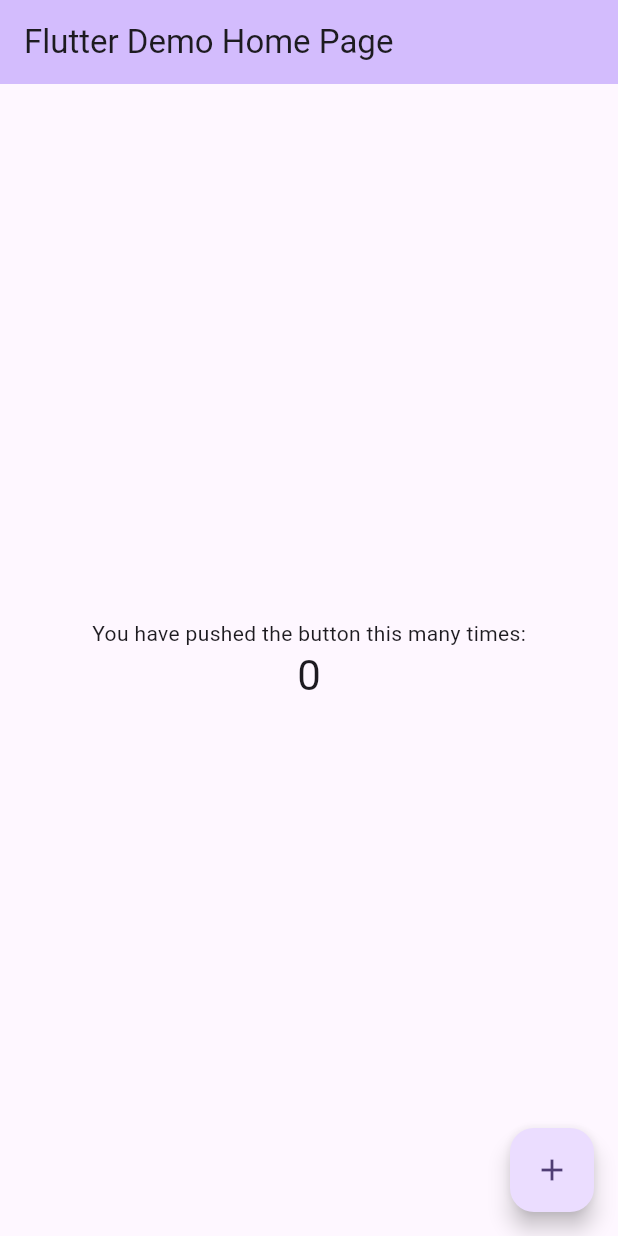
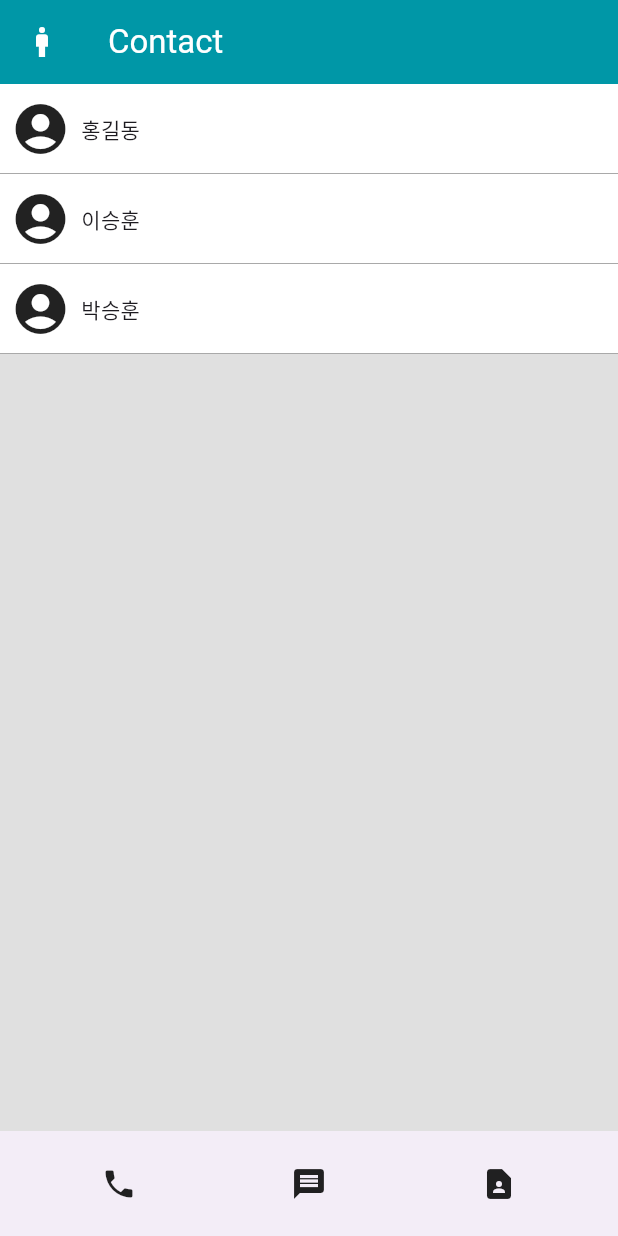
Before and after one commit to Idooru/codingapple_flutter_contact, a Flutter app: the screen it shows after launch, on a phone screen of 412 x 824 dp. Run offline on Flutter 3.47's test engine with Material 3 defaults, Android fonts, the phone set to English and light mode, and no system bars.

Commit message:
homework3 done

```diff
--- /dev/null
+++ b/lib/body.dart
@@ -0,0 +1,26 @@
+import 'package:contact/profile.dart';
+import 'package:flutter/material.dart';
+
+class Body extends StatelessWidget {
+  const Body({super.key});
+
+  @override
+  Widget build(BuildContext context) {
+    return Container(
+      color: Colors.grey[300],
+      child: ListView(
+        children: [
+          Profile(
+            name: "홍길동",
+          ),
+          Profile(
+            name: "이승훈",
+          ),
+          Profile(
+            name: "박승훈",
+          ),
+        ],
+      ),
+    );
+  }
+}
--- /dev/null
+++ b/lib/footer.dart
@@ -0,0 +1,20 @@
+import 'package:flutter/material.dart';
+
+class Footer extends StatelessWidget {
+  const Footer({super.key});
+
+  @override
+  Widget build(BuildContext context) {
+    return BottomAppBar(
+      height: 70,
+      child: Row(
+        mainAxisAlignment: MainAxisAlignment.spaceAround,
+        children: [
+          Icon(Icons.phone),
+          Icon(Icons.message),
+          Icon(Icons.contact_page),
+        ],
+      ),
+    );
+  }
+}
--- /dev/null
+++ b/lib/header.dart
@@ -0,0 +1,23 @@
+import 'package:flutter/material.dart';
+
+class Header extends StatelessWidget implements PreferredSizeWidget {
+  const Header({super.key});
+
+  @override
+  Widget build(BuildContext context) {
+    return AppBar(
+      leading: Icon(
+        Icons.man,
+        color: Colors.white,
+      ),
+      title: Text(
+        "Contact",
+        style: TextStyle(color: Colors.white),
+      ),
+      backgroundColor: Colors.cyan[700],
+    );
+  }
+
+  @override
+  Size get preferredSize => Size.fromHeight(kToolbarHeight);
+}
--- a/lib/main.dart
+++ b/lib/main.dart
@@ -1,3 +1,6 @@
+import 'package:contact/body.dart';
+import 'package:contact/footer.dart';
+import 'package:contact/header.dart';
 import 'package:flutter/material.dart';
 
 void main() {
@@ -7,119 +10,14 @@ void main() {
 class MyApp extends StatelessWidget {
   const MyApp({super.key});
 
-  // This widget is the root of your application.
   @override
   Widget build(BuildContext context) {
     return MaterialApp(
-      title: 'Flutter Demo',
-      theme: ThemeData(
-        // This is the theme of your application.
-        //
-        // TRY THIS: Try running your application with "flutter run". You'll see
-        // the application has a purple toolbar. Then, without quitting the app,
-        // try changing the seedColor in the colorScheme below to Colors.green
-        // and then invoke "hot reload" (save your changes or press the "hot
-        // reload" button in a Flutter-supported IDE, or press "r" if you used
-        // the command line to start the app).
-        //
-        // Notice that the counter didn't reset back to zero; the application
-        // state is not lost during the reload. To reset the state, use hot
-        // restart instead.
-        //
-        // This works for code too, not just values: Most code changes can be
-        // tested with just a hot reload.
-        colorScheme: ColorScheme.fromSeed(seedColor: Colors.deepPurple),
-        useMaterial3: true,
+      home: Scaffold(
+        appBar: Header(),
+        body: Body(),
+        bottomNavigationBar: Footer(),
       ),
-      home: const MyHomePage(title: 'Flutter Demo Home Page'),
     );
   }
 }
-
-class MyHomePage extends StatefulWidget {
-  const MyHomePage({super.key, required this.title});
-
-  // This widget is the home page of your application. It is stateful, meaning
-  // that it has a State object (defined below) that contains fields that affect
-  // how it looks.
-
-  // This class is the configuration for the state. It holds the values (in this
-  // case the title) provided by the parent (in this case the App widget) and
-  // used by the build method of the State. Fields in a Widget subclass are
-  // always marked "final".
-
-  final String title;
-
-  @override
-  State<MyHomePage> createState() => _MyHomePageState();
-}
-
-class _MyHomePageState extends State<MyHomePage> {
-  int _counter = 0;
-
-  void _incrementCounter() {
-    setState(() {
-      // This call to setState tells the Flutter framework that something has
-      // changed in this State, which causes it to rerun the build method below
-      // so that the display can reflect the updated values. If we changed
-      // _counter without calling setState(), then the build method would not be
-      // called again, and so nothing would appear to happen.
-      _counter++;
-    });
-  }
-
-  @override
-  Widget build(BuildContext context) {
-    // This method is rerun every time setState is called, for instance as done
-    // by the _incrementCounter method above.
-    //
-    // The Flutter framework has been optimized to make rerunning build methods
-    // fast, so that you can just rebuild anything that needs updating rather
-    // than having to individually change instances of widgets.
-    return Scaffold(
-      appBar: AppBar(
-        // TRY THIS: Try changing the color here to a specific color (to
-        // Colors.amber, perhaps?) and trigger a hot reload to see the AppBar
-        // change color while the other colors stay the same.
-        backgroundColor: Theme.of(context).colorScheme.inversePrimary,
-        // Here we take the value from the MyHomePage object that was created by
-        // the App.build method, and use it to set our appbar title.
-        title: Text(widget.title),
-      ),
-      body: Center(
-        // Center is a layout widget. It takes a single child and positions it
-        // in the middle of the parent.
-        child: Column(
-          // Column is also a layout widget. It takes a list of children and
-          // arranges them vertically. By default, it sizes itself to fit its
-          // children horizontally, and tries to be as tall as its parent.
-          //
-          // Column has various properties to control how it sizes itself and
-          // how it positions its children. Here we use mainAxisAlignment to
-          // center the children vertically; the main axis here is the vertical
-          // axis because Columns are vertical (the cross axis would be
-          // horizontal).
-          //
-          // TRY THIS: Invoke "debug painting" (choose the "Toggle Debug Paint"
-          // action in the IDE, or press "p" in the console), to see the
-          // wireframe for each widget.
-          mainAxisAlignment: MainAxisAlignment.center,
-          children: <Widget>[
-            const Text(
-              'You have pushed the button this many times:',
-            ),
-            Text(
-              '$_counter',
-              style: Theme.of(context).textTheme.headlineMedium,
-            ),
-          ],
-        ),
-      ),
-      floatingActionButton: FloatingActionButton(
-        onPressed: _incrementCounter,
-        tooltip: 'Increment',
-        child: const Icon(Icons.add),
-      ), // This trailing comma makes auto-formatting nicer for build methods.
-    );
-  }
-}
--- /dev/null
+++ b/lib/profile.dart
@@ -0,0 +1,32 @@
+import 'package:flutter/material.dart';
+
+class Profile extends StatelessWidget {
+  final String name;
+  const Profile({super.key, required this.name});
+
+  @override
+  Widget build(BuildContext context) {
+    return Container(
+      width: double.infinity,
+      height: 60,
+      decoration: BoxDecoration(
+        color: Colors.white,
+        border: Border(
+          bottom: BorderSide(color: Colors.black45, width: 0.5),
+        ),
+      ),
+      child: Row(
+        children: [
+          Container(
+            margin: EdgeInsets.fromLTRB(7, 0, 7, 0),
+            child: Icon(
+              Icons.account_circle_sharp,
+              size: 40.0,
+            ),
+          ),
+          Expanded(child: Text(name)),
+        ],
+      ),
+    );
+  }
+}
```
